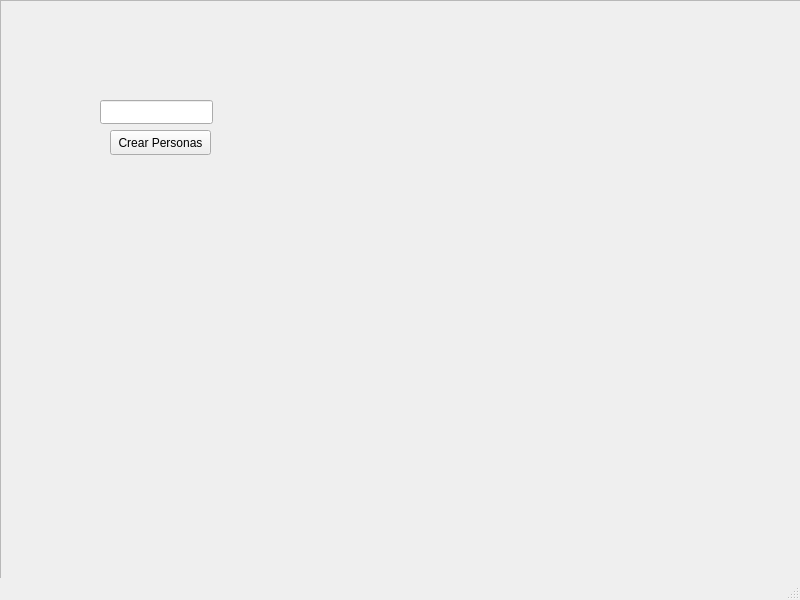
First picture: the form in mainwindow.ui, repository Tirus214/Avengers-game, before the edit.
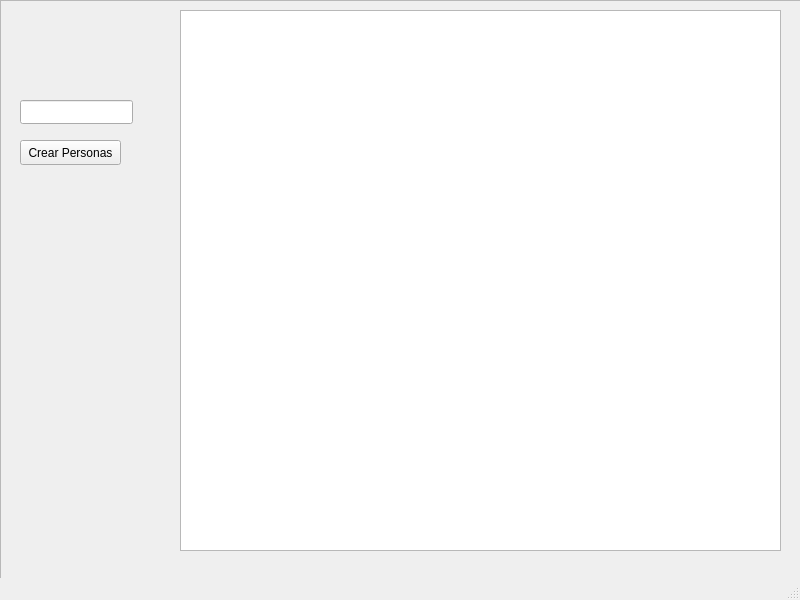
Second picture: the form after the edit.

The edit to the form file:
```diff
--- a/mainwindow.ui
+++ b/mainwindow.ui
@@ -32,8 +32,8 @@
     <widget class="QPushButton" name="btnCrearPersonas">
      <property name="geometry">
       <rect>
-       <x>110</x>
-       <y>130</y>
+       <x>20</x>
+       <y>140</y>
        <width>101</width>
        <height>25</height>
       </rect>
@@ -45,13 +45,23 @@
     <widget class="QLineEdit" name="txfCrearPersonas">
      <property name="geometry">
       <rect>
-       <x>100</x>
+       <x>20</x>
        <y>100</y>
        <width>113</width>
        <height>24</height>
       </rect>
      </property>
     </widget>
+    <widget class="QPlainTextEdit" name="plainTextEdit">
+     <property name="geometry">
+      <rect>
+       <x>180</x>
+       <y>10</y>
+       <width>601</width>
+       <height>541</height>
+      </rect>
+     </property>
+    </widget>
    </widget>
   </widget>
   <widget class="QMenuBar" name="menubar">
```
Left out of the diff: 2 changed lines with no effect on the pictures.
